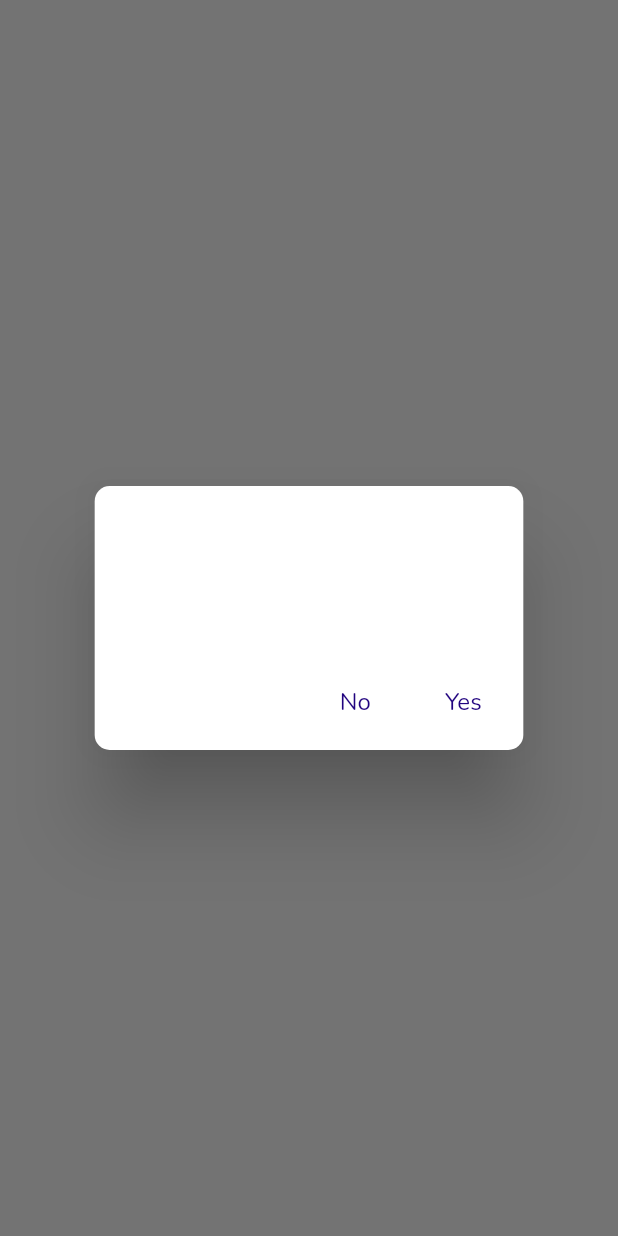
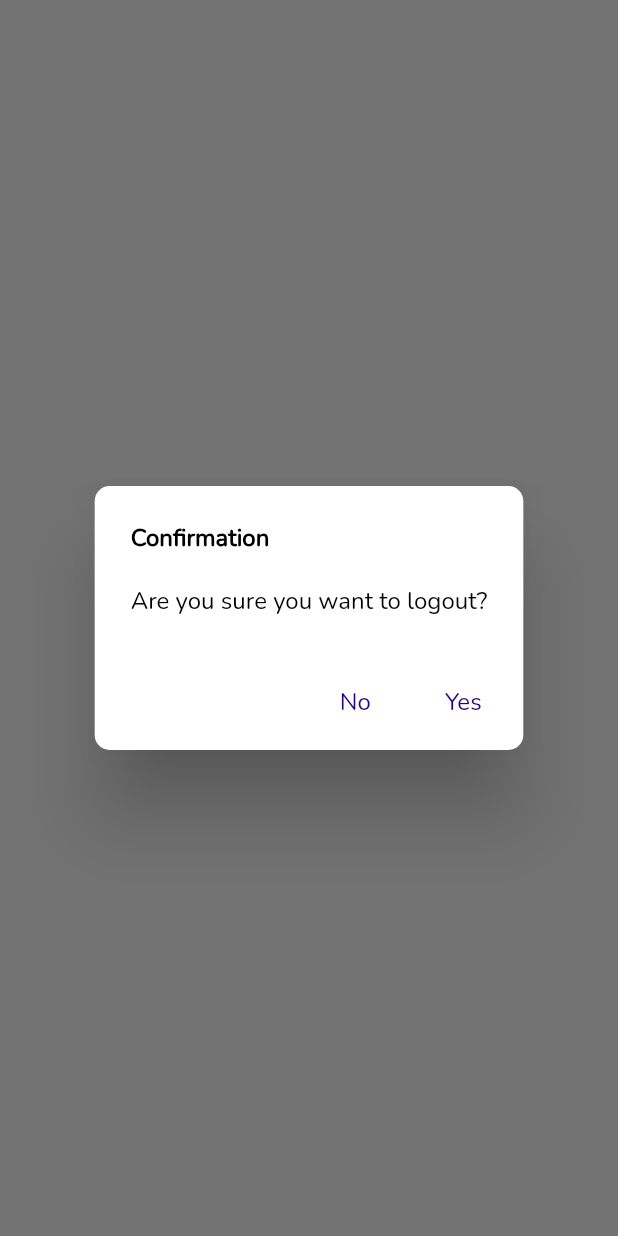
Before and after one commit to SHRIKUNJ1010/novel_log, a Flutter app: what userLogoutAlert() shows on an empty page, opened directly, on a phone screen of 412 x 824 dp. Run offline on Flutter 3.47's test engine with Material 2 defaults, Android fonts, the phone set to English and light mode, and no system bars; our stand-ins replace cloud_firestore, firebase_auth, firebase_core, flash, fluttericon, get and 1 more; accounts and stored records are empty.

Commit message:
dialog text blank problem solved

```diff
--- a/lib/utility/utility.dart
+++ b/lib/utility/utility.dart
@@ -207,19 +207,13 @@ class Utility {
     );
   }
 
-  static Future<bool> userLogoutAlert(BuildContext context) async {
+  static Future<bool> userLogoutAlert() async {
     bool value = await showDialog(
-      context: context,
+      context: navigateKey.currentContext!,
       builder: (BuildContext context) {
-        return LogoutAlertDialog(
+        return const LogoutAlertDialog(
           title: "Confirmation",
           message: "Are you sure you want to logout?",
-          onPositivePressed: () {
-            return false;
-          },
-          onNegativePressed: () {
-            return true;
-          },
           positiveBtnText: 'Yes',
           negativeBtnText: 'No',
         );
--- a/lib/widgets/common_widgets/logout_alert_dialog.dart
+++ b/lib/widgets/common_widgets/logout_alert_dialog.dart
@@ -12,8 +12,6 @@ class LogoutAlertDialog extends StatelessWidget {
   final String message;
   final String positiveBtnText;
   final String negativeBtnText;
-  final Function? onPositivePressed;
-  final Function? onNegativePressed;
   final double circularBorderRadius;
 
   const LogoutAlertDialog({
@@ -24,33 +22,33 @@ class LogoutAlertDialog extends StatelessWidget {
     this.bgColor = Colors.white,
     this.positiveBtnText = 'Yes',
     this.negativeBtnText = 'No',
-    this.onPositivePressed,
-    this.onNegativePressed,
   });
 
   @override
   Widget build(BuildContext context) {
     return AlertDialog(
-      title: TextView(label: title, fontWeight: FontWeight.w600, fontSize: 16),
-      content: TextView(label: message),
+      title: TextView(
+        label: title,
+        fontWeight: FontWeight.w600,
+        fontSize: 16,
+        color: mBlack,
+      ),
+      content: TextView(
+        label: message,
+        color: mBlack,
+      ),
       backgroundColor: bgColor,
       shape: RoundedRectangleBorder(borderRadius: BorderRadius.circular(circularBorderRadius)),
       actions: <Widget>[
         TextButton(
           onPressed: () {
-            Navigator.of(context).pop();
-            if (onNegativePressed != null) {
-              onNegativePressed!();
-            }
+            Navigator.of(context).pop(false);
           },
           child: TextView(label: negativeBtnText, color: appPrimaryColor),
         ),
         TextButton(
           onPressed: () {
-            Navigator.of(context).pop();
-            if (onPositivePressed != null) {
-              onPositivePressed!();
-            }
+            Navigator.of(context).pop(true);
           },
           child: TextView(label: positiveBtnText, color: appPrimaryColor),
         ),
```
Also changed, not shown: lib/screens/app_drawer_screens/drawer_screen.dart (+13 -27 lines).
